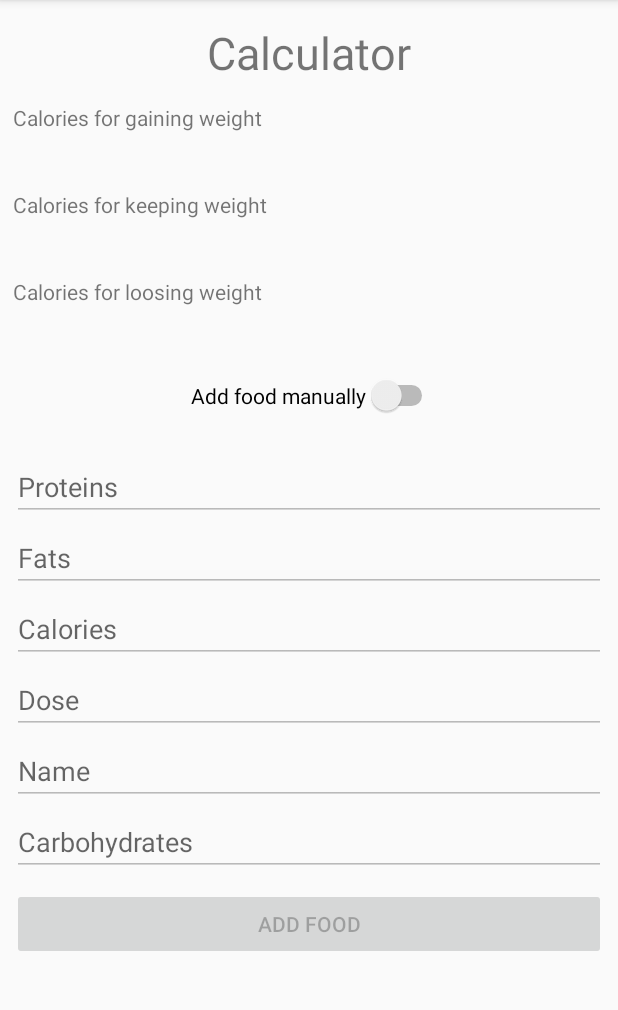
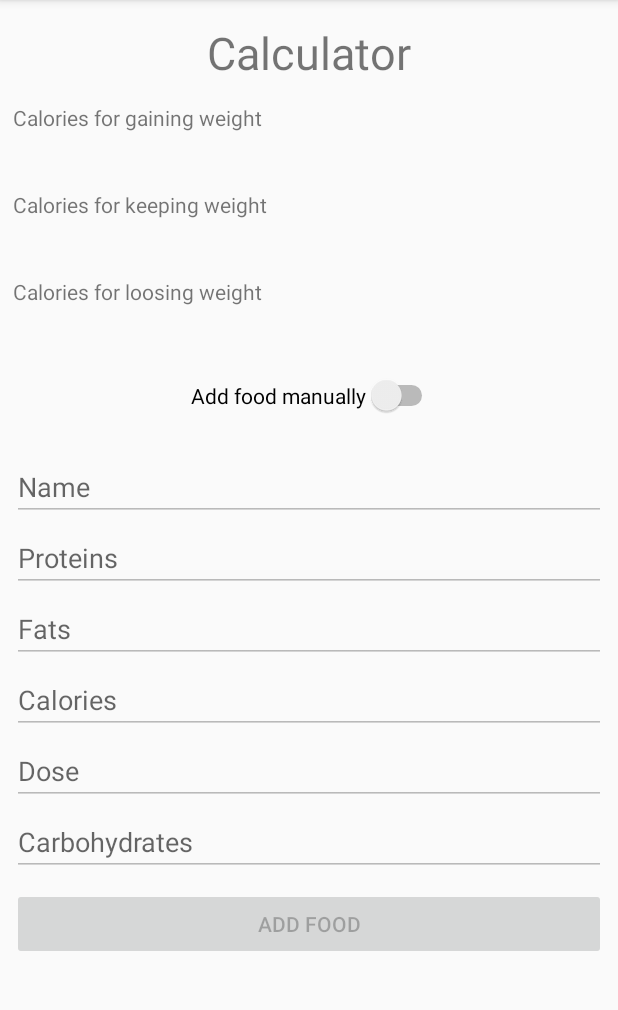
Before and after one commit to Kelayn/Sentient-Eye.CPFC, an Android app: the fragment CalculatorFragment placed in its activity, on a phone screen of 412 x 824 dp, the part 84-1094 px from its top. Run offline under Robolectric (Android 15) with nearby library versions, the phone set to English and light mode, and no system bars.

Commit message:
small fix

```diff
--- a/app/src/main/res/layout/fragment_calculator.xml
+++ b/app/src/main/res/layout/fragment_calculator.xml
@@ -144,6 +144,18 @@
             android:orientation="vertical">
 
             <EditText
+                android:id="@+id/nameText"
+                android:layout_width="match_parent"
+                android:layout_height="39dp"
+                android:layout_marginStart="8dp"
+                android:layout_marginTop="8dp"
+                android:layout_marginEnd="8dp"
+                android:ems="10"
+                android:enabled="false"
+                android:hint="@string/name"
+                android:inputType="textPersonName" />
+
+            <EditText
                 android:id="@+id/protText"
                 android:layout_width="match_parent"
                 android:layout_height="39dp"
@@ -153,7 +165,7 @@
                 android:ems="10"
                 android:enabled="false"
                 android:hint="@string/proteins"
-                android:inputType="textPersonName" />
+                android:inputType="numberSigned|numberDecimal" />
 
             <EditText
                 android:id="@+id/fatText"
@@ -165,7 +177,7 @@
                 android:ems="10"
                 android:enabled="false"
                 android:hint="@string/fats"
-                android:inputType="textPersonName" />
+                android:inputType="numberSigned|numberDecimal" />
 
             <EditText
                 android:id="@+id/caloriesText"
@@ -177,7 +189,7 @@
                 android:ems="10"
                 android:enabled="false"
                 android:hint="@string/calories"
-                android:inputType="textPersonName" />
+                android:inputType="numberSigned|number|numberDecimal" />
 
             <EditText
                 android:id="@+id/doseText"
@@ -190,19 +202,7 @@
                 android:ems="10"
                 android:enabled="false"
                 android:hint="@string/dose"
-                android:inputType="textPersonName" />
-
-            <EditText
-                android:id="@+id/nameText"
-                android:layout_width="match_parent"
-                android:layout_height="39dp"
-                android:layout_marginStart="8dp"
-                android:layout_marginTop="8dp"
-                android:layout_marginEnd="8dp"
-                android:ems="10"
-                android:enabled="false"
-                android:hint="@string/name"
-                android:inputType="textPersonName" />
+                android:inputType="numberSigned|number|numberDecimal" />
 
             <EditText
                 android:id="@+id/CBHText"
@@ -214,7 +214,7 @@
                 android:ems="10"
                 android:enabled="false"
                 android:hint="@string/carbohydrates"
-                android:inputType="textPersonName" />
+                android:inputType="numberSigned|numberDecimal" />
 
             <Button
                 android:id="@+id/addFoodManButton"
```
Also changed, not shown: app/src/main/java/com/example/sentient_eyecpfc/CalculatorFragment.java (+7 -1 lines), app/src/main/java/com/example/sentient_eyecpfc/Fragments/EnterProductDialog.java (+6 -1 lines).
